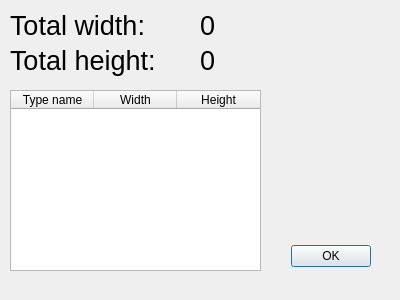
MrChrisFix/Floorplan-Optimizer, file resultDialog.ui: the form before one commit.
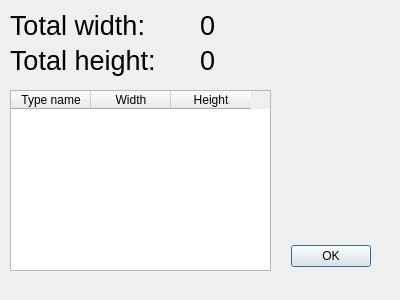
The form after the commit.

Commit message: Fixed bug where renaming in the tree didn't renamed the type

The edit to the form file:
```diff
--- a/resultDialog.ui
+++ b/resultDialog.ui
@@ -109,7 +109,7 @@
     <rect>
      <x>10</x>
      <y>90</y>
-     <width>251</width>
+     <width>261</width>
      <height>181</height>
     </rect>
    </property>
@@ -126,7 +126,7 @@
     <number>80</number>
    </attribute>
    <attribute name="horizontalHeaderDefaultSectionSize">
-    <number>83</number>
+    <number>80</number>
    </attribute>
    <attribute name="horizontalHeaderShowSortIndicator" stdset="0">
     <bool>false</bool>
```
The commit also changes 1 other file.
